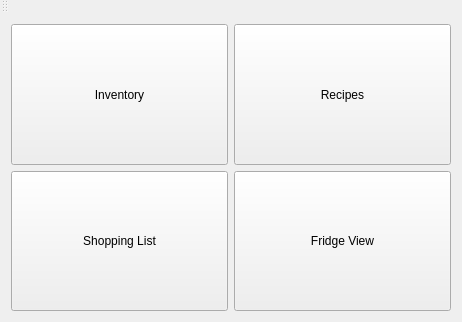
Above: FAKKIT/fak.ui from r0ug3-Mary/Senior_Design before the change. Below: the same form after it.
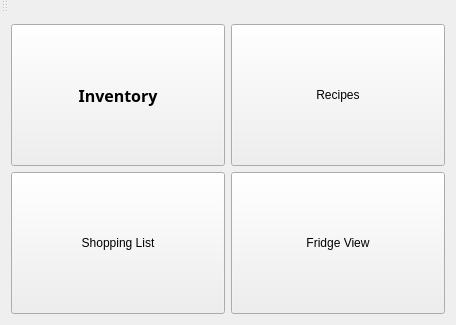
That is the form after the change. Icons and pictures are not drawn.

Patch:
```diff
--- a/FAKKIT/fak.ui
+++ b/FAKKIT/fak.ui
@@ -6,10 +6,30 @@
    <rect>
     <x>0</x>
     <y>0</y>
-    <width>462</width>
-    <height>322</height>
+    <width>456</width>
+    <height>325</height>
    </rect>
   </property>
+  <property name="sizePolicy">
+   <sizepolicy hsizetype="Preferred" vsizetype="Preferred">
+    <horstretch>0</horstretch>
+    <verstretch>0</verstretch>
+   </sizepolicy>
+  </property>
+  <property name="maximumSize">
+   <size>
+    <width>16777</width>
+    <height>16777</height>
+   </size>
+  </property>
+  <property name="font">
+   <font>
+    <family>Arial</family>
+    <pointsize>12</pointsize>
+    <weight>75</weight>
+    <bold>true</bold>
+   </font>
+  </property>
   <property name="windowTitle">
    <string>FAK</string>
   </property>
@@ -33,11 +53,19 @@
         <verstretch>0</verstretch>
        </sizepolicy>
       </property>
+      <property name="font">
+       <font>
+        <family>Ebrima</family>
+        <pointsize>12</pointsize>
+        <weight>75</weight>
+        <bold>true</bold>
+       </font>
+      </property>
       <property name="focusPolicy">
        <enum>Qt::StrongFocus</enum>
       </property>
       <property name="autoFillBackground">
-       <bool>true</bool>
+       <bool>false</bool>
       </property>
       <property name="styleSheet">
        <string notr="true"/>
@@ -82,7 +110,7 @@
     <item row="1" column="1">
      <widget class="QPushButton" name="pushButton">
       <property name="sizePolicy">
-       <sizepolicy hsizetype="Expanding" vsizetype="Expanding">
+       <sizepolicy hsizetype="Preferred" vsizetype="Preferred">
         <horstretch>0</horstretch>
         <verstretch>0</verstretch>
        </sizepolicy>
@@ -90,6 +118,9 @@
       <property name="autoFillBackground">
        <bool>false</bool>
       </property>
+      <property name="styleSheet">
+       <string notr="true">background-image: url(:/pics/fridge4.jpeg);</string>
+      </property>
       <property name="text">
        <string>Fridge View</string>
       </property>
```
Left out of the diff: 10 changed lines with no effect on the pictures.
